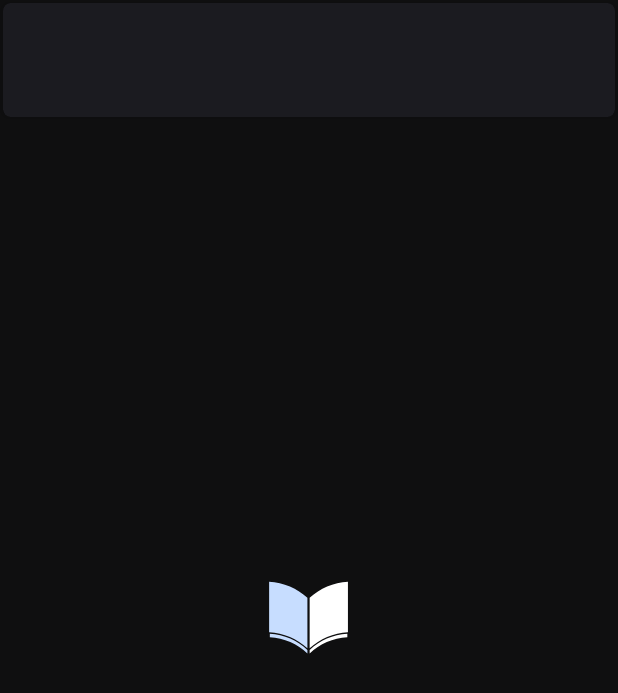
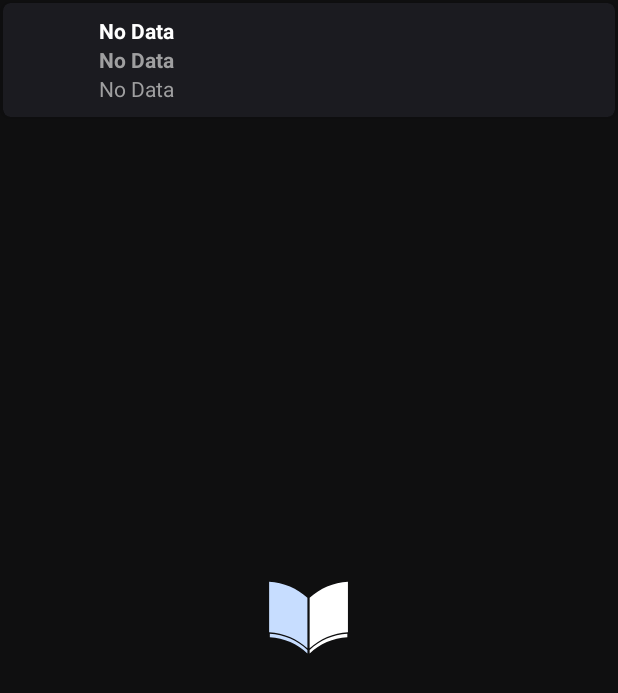
Before and after one commit to LagradOst/QuickNovel, an Android app: the layout search_result_compact.xml on its own in the app's theme, with its tools: preview values and no code run, on a phone screen of 412 x 824 dp. Shown: the top 693 px of the screen. Run offline under Robolectric (Android 15) with nearby library versions, the phone set to English and light mode, and no system bars.

Commit message:
better search UI, better than shiro

```diff
--- a/app/src/main/java/com/lagradost/quicknovel/ui/result/ResultFragment.kt
+++ b/app/src/main/java/com/lagradost/quicknovel/ui/result/ResultFragment.kt
@@ -238,7 +238,7 @@ class ResultFragment : Fragment() {
                     result_title.text = res.name
                     result_author.text = res.author ?: "Author not found"
 
-                    result_openinbrower_text.text = ""// resultUrl
+                    result_openinbrower_text.text = api.name //""// resultUrl
                     result_openinbrower.setOnClickListener {
                         val i = Intent(Intent.ACTION_VIEW)
                         i.data = Uri.parse(resultUrl)
--- a/app/src/main/java/com/lagradost/quicknovel/ui/search/ResAdapter.kt
+++ b/app/src/main/java/com/lagradost/quicknovel/ui/search/ResAdapter.kt
@@ -51,10 +51,12 @@ class ResAdapter(
         val cardView: ImageView = itemView.imageView
         val cardText: TextView = itemView.imageText
         val cardTextExtra: TextView = itemView.imageTextExtra
+        val imageTextProvider: TextView = itemView.imageTextProvider
         val bg = itemView.backgroundCard
         fun bind(card: SearchResponse) {
             cardText.text = card.name
             cardTextExtra.text = card.latestChapter ?: ""
+            imageTextProvider.text = card.apiName
 
             val glideUrl =
                 GlideUrl(card.posterUrl)
--- a/app/src/main/res/layout/search_result_compact.xml
+++ b/app/src/main/res/layout/search_result_compact.xml
@@ -5,7 +5,6 @@
         android:layout_height="80dp"
         xmlns:app="http://schemas.android.com/apk/res-auto"
         android:orientation="vertical"
-        android:layoutDirection="rtl"
 >
     <androidx.cardview.widget.CardView
             xmlns:card_view="http://schemas.android.com/apk/res-auto"
@@ -29,15 +28,15 @@
                 android:layout_width="54dp"
                 android:layout_height="match_parent"
                 android:foreground="?android:attr/selectableItemBackgroundBorderless"
-                tools:ignore="RtlHardcoded"/>
+                tools:ignore="RtlHardcoded" android:contentDescription="@string/search_poster_descript"/>
         <LinearLayout
                 android:layout_width="match_parent"
                 android:layout_height="wrap_content"
                 android:orientation="vertical"
-                android:layout_gravity="center"
-                android:layout_marginStart="70dp"
-                android:layout_marginEnd="70dp">
+                android:layout_gravity="center_vertical"
+                android:layout_marginStart="64dp">
             <TextView
+                    tools:text="@string/no_data"
                     android:layout_width="match_parent"
                     android:layout_height="wrap_content"
 
@@ -47,6 +46,7 @@
                     android:maxLines="3"
             />
             <TextView
+                    tools:text="@string/no_data"
                     android:layout_width="match_parent"
                     android:layout_height="wrap_content"
                     android:textColor="@color/lightGrayTextColor"
@@ -54,6 +54,14 @@
                     android:textStyle="bold"
                     android:maxLines="3"
             />
+            <TextView
+                    tools:text="@string/no_data"
+                    android:layout_width="match_parent"
+                    android:layout_height="wrap_content"
+                    android:textColor="@color/lightGrayTextColor"
+                    android:id="@+id/imageTextProvider"
+                    android:maxLines="1"
+            />
         </LinearLayout>
 
     </androidx.cardview.widget.CardView>
--- a/app/src/main/res/values/strings.xml
+++ b/app/src/main/res/values/strings.xml
@@ -25,4 +25,5 @@
     <string name="delete">Delete</string>
     <string name="open_in_browser">Open In Browser</string>
     <string name="select_chapter">Select Chapter</string>
+    <string name="search_poster_descript">Poster</string>
 </resources>
```
